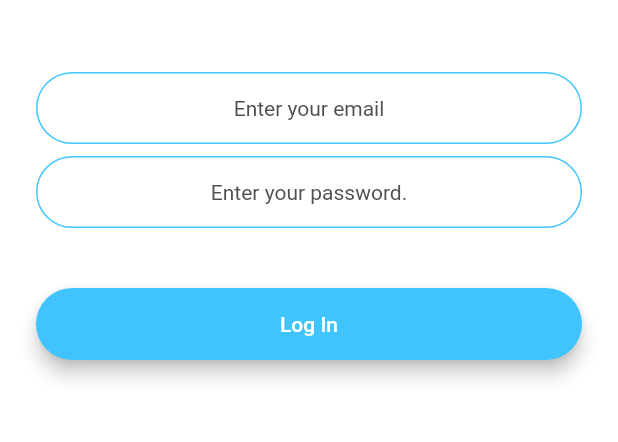
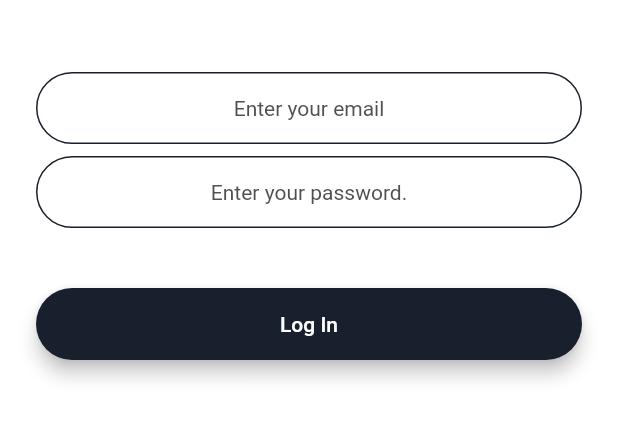
Before and after one commit to fazenecture/Text-Chat-App, a Flutter app: the screen it shows after launch, after a tap on "Log In", on a phone screen of 412 x 824 dp, the part 576-1018 px from its top. Run offline on Flutter 3.47's test engine with Material 2 defaults, Android fonts, the phone set to English and light mode, and no system bars; our stand-ins replace animated_text_kit, bubble, cloud_firestore, firebase_auth, firebase_core, modal_progress_hud; accounts and stored records are empty.

Commit message:
final-maybe

```diff
--- a/lib/main.dart
+++ b/lib/main.dart
@@ -17,6 +17,8 @@ class FlashChat extends StatelessWidget {
     return MaterialApp(
       debugShowCheckedModeBanner: false,
       theme: ThemeData.dark().copyWith(
+        primaryColor: Color(0xFF17202c),
+        scaffoldBackgroundColor: Color(0xFF17202c),
         textTheme: TextTheme(
           body1: TextStyle(color: Colors.black54),
         ),
--- a/lib/screens/login_screen.dart
+++ b/lib/screens/login_screen.dart
@@ -43,6 +43,7 @@ class _LoginScreenState extends State<LoginScreen> {
                 height: 48.0,
               ),
               TextField(
+                cursorColor: Color(0xFF17202c),
                 keyboardType: TextInputType.emailAddress,
                 style: TextStyle(color: Colors.black),
                 textAlign: TextAlign.center,
@@ -59,12 +60,12 @@ class _LoginScreenState extends State<LoginScreen> {
                   ),
                   enabledBorder: OutlineInputBorder(
                     borderSide:
-                        BorderSide(color: Colors.lightBlueAccent, width: 1.0),
+                        BorderSide(color: Color(0xFF17202c), width: 1.0),
                     borderRadius: BorderRadius.all(Radius.circular(32.0)),
                   ),
                   focusedBorder: OutlineInputBorder(
                     borderSide:
-                        BorderSide(color: Colors.lightBlueAccent, width: 2.0),
+                        BorderSide(color: Color(0xFF17202c), width: 2.0),
                     borderRadius: BorderRadius.all(Radius.circular(32.0)),
                   ),
                 ),
@@ -73,6 +74,7 @@ class _LoginScreenState extends State<LoginScreen> {
                 height: 8.0,
               ),
               TextField(
+                cursorColor: Color(0xFF17202c),
                 textAlign: TextAlign.center,
                 obscureText: true,
                 style: TextStyle(color: Colors.black),
@@ -89,12 +91,12 @@ class _LoginScreenState extends State<LoginScreen> {
                   ),
                   enabledBorder: OutlineInputBorder(
                     borderSide:
-                        BorderSide(color: Colors.lightBlueAccent, width: 1.0),
+                        BorderSide(color: Color(0xFF17202c), width: 1.0),
                     borderRadius: BorderRadius.all(Radius.circular(32.0)),
                   ),
                   focusedBorder: OutlineInputBorder(
                     borderSide:
-                        BorderSide(color: Colors.lightBlueAccent, width: 2.0),
+                        BorderSide(color: Color(0xFF17202c), width: 2.0),
                     borderRadius: BorderRadius.all(Radius.circular(32.0)),
                   ),
                 ),
@@ -104,7 +106,7 @@ class _LoginScreenState extends State<LoginScreen> {
               ),
               RoundedButton(
                 title: 'Log In',
-                color: Colors.lightBlueAccent,
+                color: Color(0xFF17202c),
                 onPressed: () async{
                   setState(() {
                     showSpinner = true;
--- a/lib/screens/welcome_screen.dart
+++ b/lib/screens/welcome_screen.dart
@@ -74,7 +74,7 @@ class _WelcomeScreenState extends State<WelcomeScreen>
             ),
             RoundedButton(
               title: 'Log In',
-              color: Colors.lightBlueAccent,
+              color: Color(0xFF17202c),
               onPressed: () {
                 Navigator.pushNamed(context, LoginScreen.id);
               },
--- a/pubspec.yaml
+++ b/pubspec.yaml
@@ -16,6 +16,7 @@ dependencies:
   firebase_auth: ^1.2.0
   cloud_firestore: ^2.2.0
   modal_progress_hud: ^0.1.3
+  bubble: ^1.2.1
 
 dev_dependencies:
   flutter_test:
```
Also changed, not shown: lib/constants.dart (+9 -2 lines), lib/screens/chat_screen.dart (+137 -45 lines), pubspec.lock, 1 other file.
